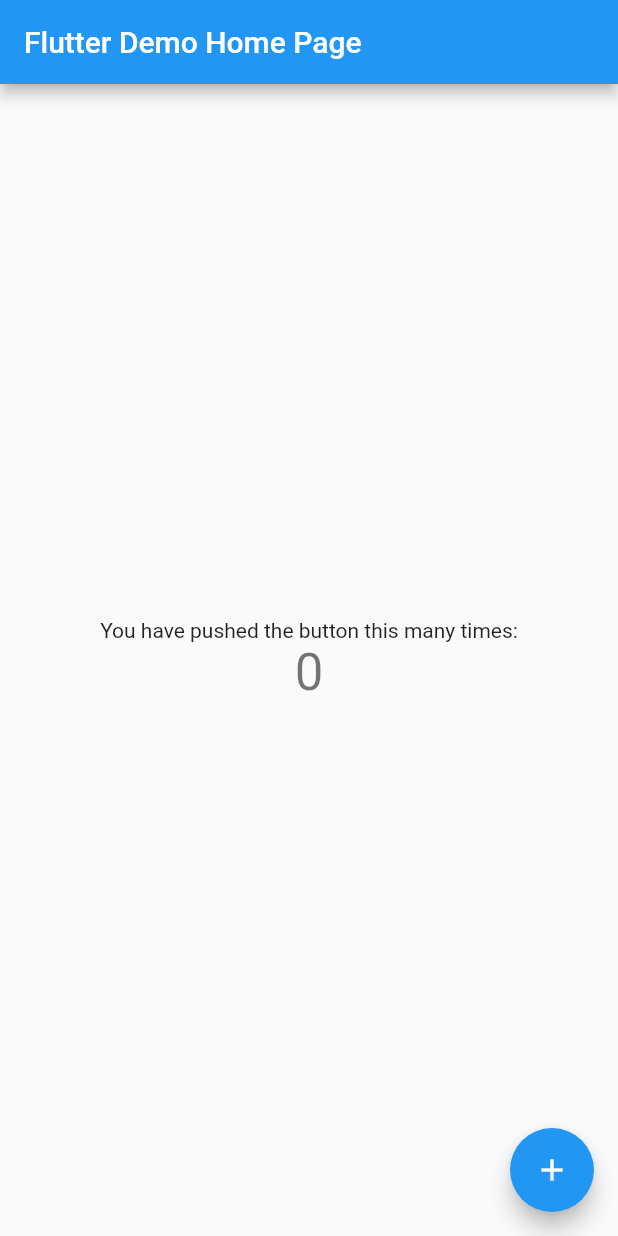
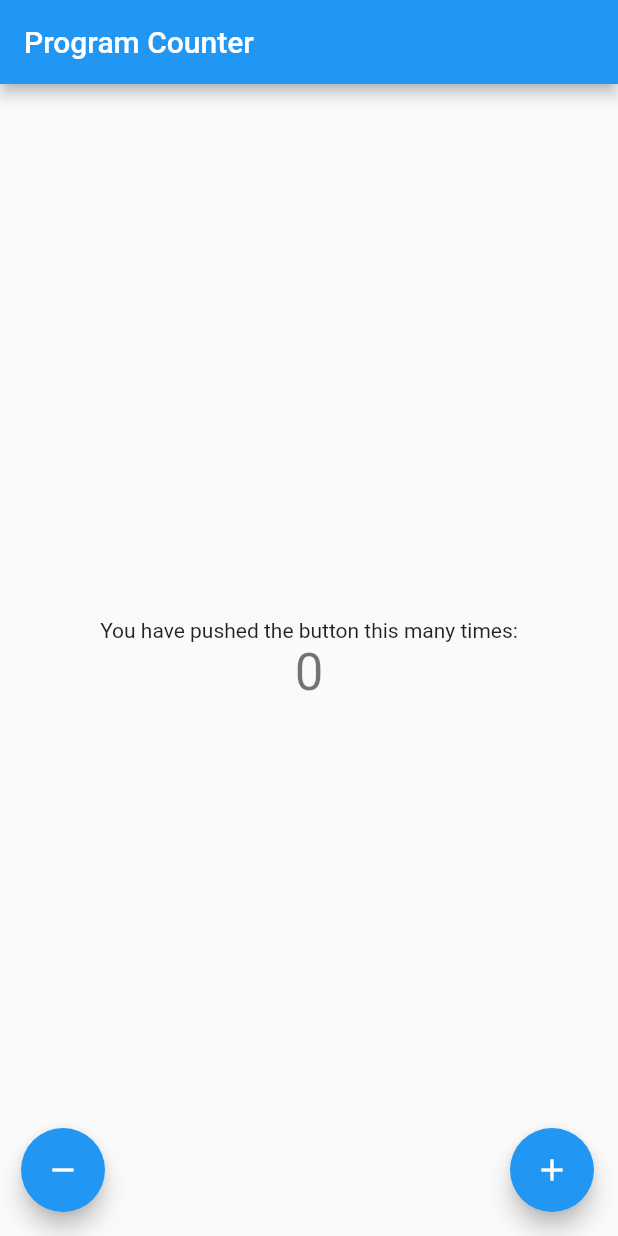
Before and after one commit to danenherdi/pbp-assignment-flutter, a Flutter app: the screen it shows after launch, on a phone screen of 412 x 824 dp. Run offline on Flutter 3.47's test engine with Material 2 defaults, Android fonts, the phone set to English and light mode, and no system bars.

Commit message:
Adding decrement button

```diff
--- a/lib/main.dart
+++ b/lib/main.dart
@@ -11,7 +11,7 @@ class MyApp extends StatelessWidget {
   @override
   Widget build(BuildContext context) {
     return MaterialApp(
-      title: 'Flutter Demo',
+      title: 'Program Counter',
       theme: ThemeData(
         // This is the theme of your application.
         //
@@ -24,7 +24,7 @@ class MyApp extends StatelessWidget {
         // is not restarted.
         primarySwatch: Colors.blue,
       ),
-      home: const MyHomePage(title: 'Flutter Demo Home Page'),
+      home: const MyHomePage(title: 'Program Counter'),
     );
   }
 }
@@ -58,6 +58,17 @@ class _MyHomePageState extends State<MyHomePage> {
       // _counter without calling setState(), then the build method would not be
       // called again, and so nothing would appear to happen.
       _counter++;
+    });
+  }
+
+  void _decrementCounter(){
+    setState(() {
+      if(_counter == 0){
+        _counter = 0;
+      }
+      else{
+        _counter--;
+      }
     });
   }
 
@@ -105,11 +116,25 @@ class _MyHomePageState extends State<MyHomePage> {
           ],
         ),
       ),
-      floatingActionButton: FloatingActionButton(
-        onPressed: _incrementCounter,
-        tooltip: 'Increment',
-        child: const Icon(Icons.add),
-      ), // This trailing comma makes auto-formatting nicer for build methods.
+      floatingActionButton: Padding(
+        padding: const EdgeInsets.only(left: 30),
+        child: Row(
+          crossAxisAlignment: CrossAxisAlignment.end,
+          children: [
+            FloatingActionButton(
+                onPressed: _decrementCounter,
+                tooltip: 'Decrement',
+                child: const Icon(Icons.remove),
+            ),
+            Expanded(child: Container()),
+            FloatingActionButton(
+                onPressed: _incrementCounter,
+                tooltip: 'Increment',
+                child: const Icon(Icons.add),
+            )
+          ],
+        )
+      ),// This trailing comma makes auto-formatting nicer for build methods.
     );
   }
 }
```
